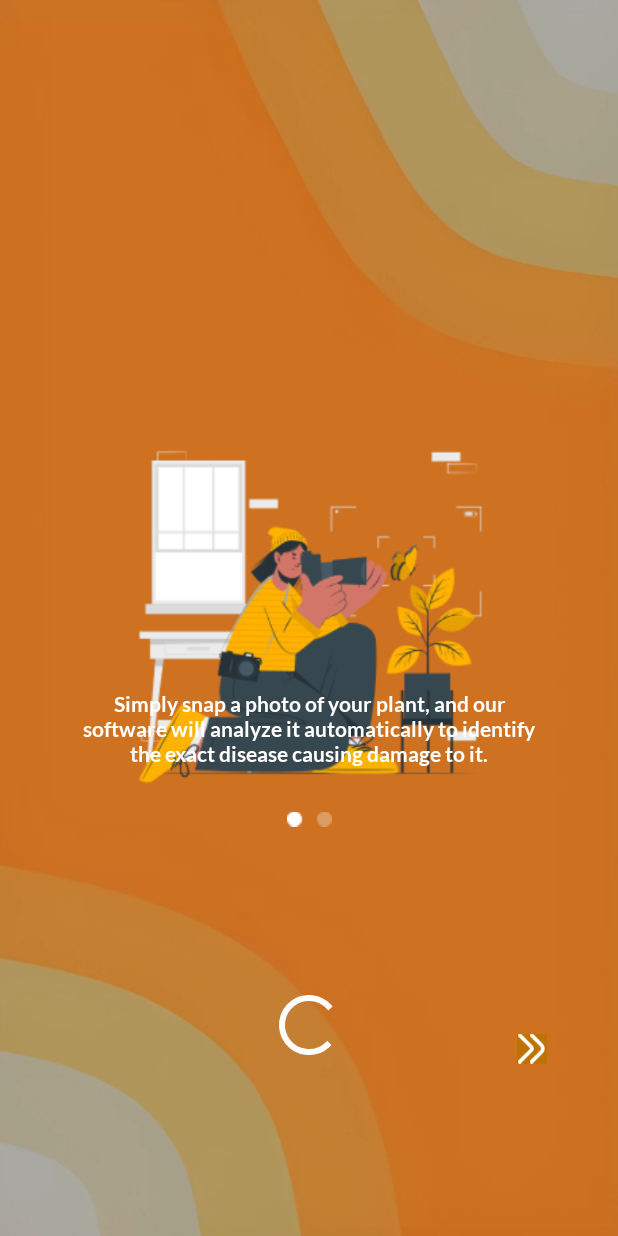
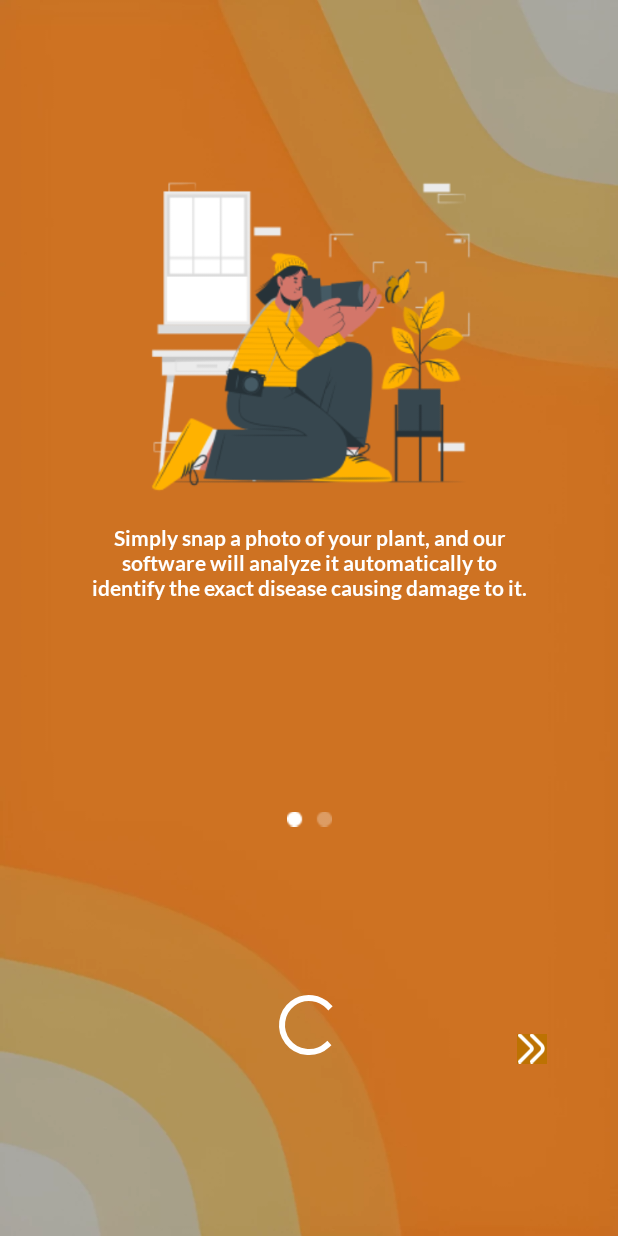
Before and after one commit to TomGuardd/MobileApp-MD, an Android app: the SplashActivity screen opened directly, with no data from a screen before it, on a phone screen of 412 x 824 dp. Run offline under Robolectric (Android 15) with nearby library versions, the phone set to English and light mode, and no system bars.

Commit message:
set the splash screen launcher

```diff
--- a/app/src/main/AndroidManifest.xml
+++ b/app/src/main/AndroidManifest.xml
@@ -8,6 +8,7 @@
         android:allowBackup="true"
         android:dataExtractionRules="@xml/data_extraction_rules"
         android:fullBackupContent="@xml/backup_rules"
+        android:usesCleartextTraffic="true"
         android:icon="@mipmap/ic_launcher"
         android:label="@string/app_name"
         android:roundIcon="@mipmap/ic_launcher_round"
@@ -15,12 +16,12 @@
         android:theme="@style/Theme.TomGuard"
         tools:targetApi="31">
         <activity
-            android:name=".ui.welcome.SplashActivity"
+            android:name=".ui.main.MainActivity"
             android:exported="false" />
         <activity
             android:name=".ui.login.LoginActivity" />
         <activity
-            android:name=".ui.main.MainActivity"
+            android:name=".ui.welcome.SplashActivity"
             android:exported="true">
             <intent-filter>
                 <action android:name="android.intent.action.MAIN" />
--- a/app/src/main/res/layout/activity_splash.xml
+++ b/app/src/main/res/layout/activity_splash.xml
@@ -1,6 +1,5 @@
 <?xml version="1.0" encoding="utf-8"?>
-<androidx.constraintlayout.widget.ConstraintLayout
-    xmlns:android="http://schemas.android.com/apk/res/android"
+<androidx.constraintlayout.widget.ConstraintLayout xmlns:android="http://schemas.android.com/apk/res/android"
     xmlns:app="http://schemas.android.com/apk/res-auto"
     xmlns:tools="http://schemas.android.com/tools"
     android:id="@+id/main"
@@ -23,29 +22,27 @@
 
     <ImageView
         android:id="@+id/img_1"
-        android:layout_width="297dp"
-        android:layout_height="269dp"
+        android:layout_width="wrap_content"
+        android:layout_height="0dp"
         android:src="@drawable/img_splash_1"
-        app:layout_constraintBottom_toBottomOf="parent"
+        app:layout_constraintBottom_toBottomOf="@id/guide_horizon_2"
         app:layout_constraintEnd_toEndOf="parent"
         app:layout_constraintStart_toStartOf="parent"
-        app:layout_constraintTop_toTopOf="parent"
+        app:layout_constraintTop_toTopOf="@id/guide_horizon_1"
         tools:ignore="ContentDescription" />
 
     <TextView
         android:id="@+id/txt_s1"
-        android:layout_width="302dp"
-        android:layout_height="76dp"
-        android:layout_marginTop="448dp"
+        android:layout_width="0dp"
+        android:layout_height="wrap_content"
         android:fontFamily="@font/lato_bold"
         android:gravity="center"
-        android:text="Simply snap a photo of your plant, and our software will analyze it automatically to identify the exact disease causing damage to it."
+        android:text="@string/splash_message"
         android:textColor="@color/white"
         android:textSize="14sp"
-        app:layout_constraintEnd_toEndOf="parent"
-        app:layout_constraintStart_toStartOf="parent"
-        app:layout_constraintTop_toTopOf="parent"
-        tools:ignore="HardcodedText" />
+        app:layout_constraintEnd_toEndOf="@id/img_1"
+        app:layout_constraintStart_toStartOf="@id/img_1"
+        app:layout_constraintTop_toBottomOf="@id/guide_horizon_2" />
 
     <ImageView
         android:id="@+id/slide"
@@ -71,6 +68,20 @@
         app:layout_constraintHorizontal_bias="0.88"
         app:layout_constraintStart_toStartOf="parent"
         app:layout_constraintTop_toBottomOf="@id/slide"
-        app:layout_constraintVertical_bias="0.537"/>
+        app:layout_constraintVertical_bias="0.537" />
+
+    <androidx.constraintlayout.widget.Guideline
+        android:id="@+id/guide_horizon_1"
+        android:layout_width="wrap_content"
+        android:layout_height="wrap_content"
+        android:orientation="horizontal"
+        app:layout_constraintGuide_begin="100dp" />
+
+    <androidx.constraintlayout.widget.Guideline
+        android:id="@+id/guide_horizon_2"
+        android:layout_width="wrap_content"
+        android:layout_height="wrap_content"
+        android:orientation="horizontal"
+        app:layout_constraintGuide_begin="350dp" />
 
 </androidx.constraintlayout.widget.ConstraintLayout>
--- a/app/src/main/res/values/strings.xml
+++ b/app/src/main/res/values/strings.xml
@@ -7,4 +7,5 @@
     <string name="email">Email</string>
     <string name="password">Password</string>
     <string name="login">Login</string>
+    <string name="splash_message">Simply snap a photo of your plant, and our software will analyze it automatically to identify the exact disease causing damage to it.</string>
 </resources>
```
